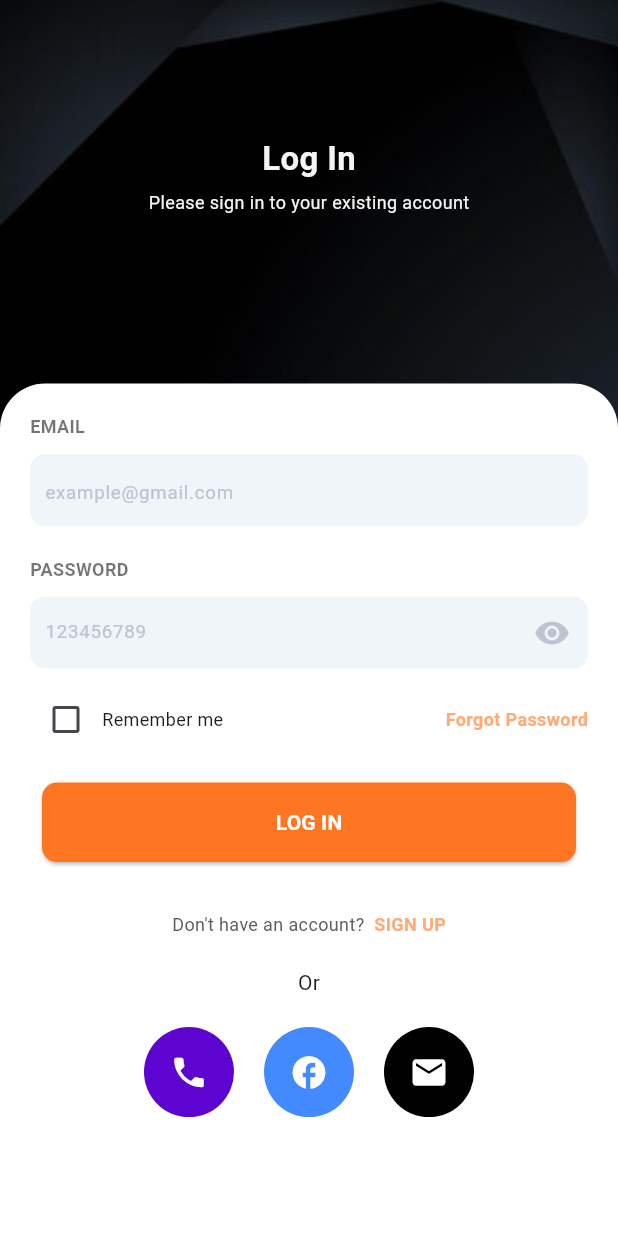
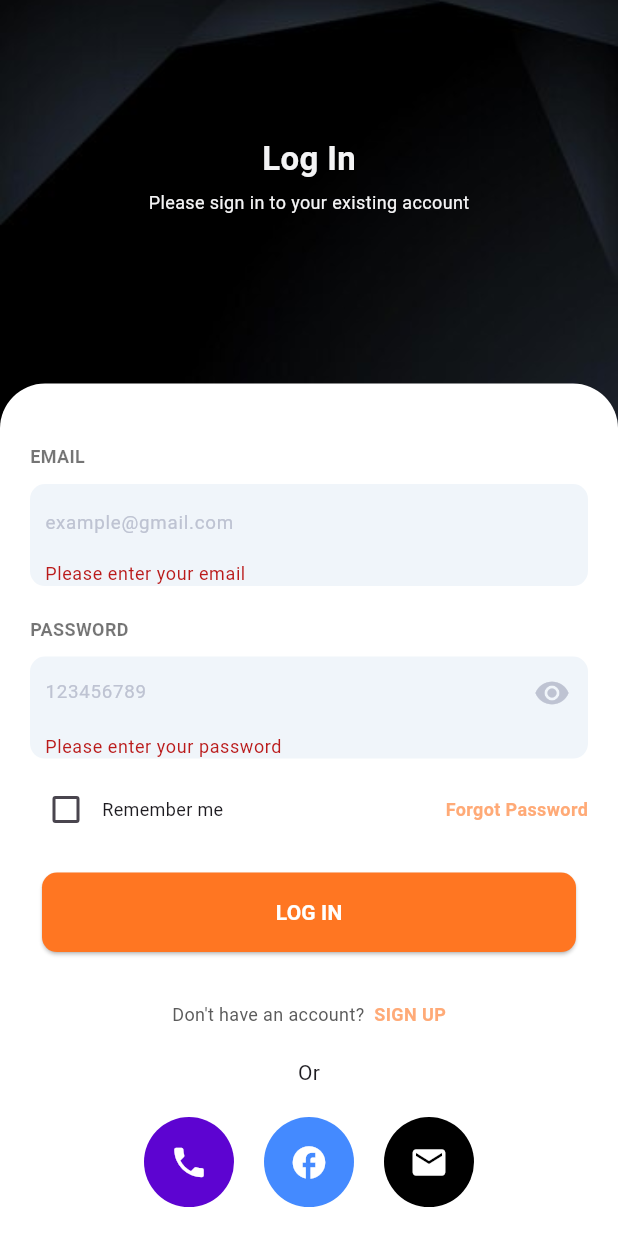
Before and after one commit to alkas930/food_application, a Flutter app: the Login screen opened directly, after a tap on "LOG IN", on a phone screen of 412 x 824 dp. Run offline on Flutter 3.47's test engine with Material 3 defaults, Android fonts, the phone set to English and light mode, and no system bars; our stand-ins replace firebase_auth, firebase_core, pinput; accounts and stored records are empty.

```diff
--- a/lib/main.dart
+++ b/lib/main.dart
@@ -23,7 +23,7 @@ class MyApp extends StatelessWidget {
         colorScheme: ColorScheme.fromSeed(seedColor: Colors.deepPurple),
         useMaterial3: true,
       ),
-      home: const Signup(),
+      home: const Forgotpassword(),
     );
   }
 }
--- a/lib/view/logIn.dart
+++ b/lib/view/logIn.dart
@@ -1,3 +1,4 @@
+import 'package:firebase_auth/firebase_auth.dart';
 import 'package:flutter/material.dart';
 
 class Login extends StatefulWidget {
@@ -8,31 +9,61 @@ class Login extends StatefulWidget {
 }
 
 class _LoginState extends State<Login> {
+  final _emailController = TextEditingController();
+  final _passwordController = TextEditingController();
+  final _formKey = GlobalKey<FormState>();
+  bool _isObscurePassword = true;
+  bool _isChecked = false;
+
+  void _togglePasswordVisibility() {
+    setState(() {
+      _isObscurePassword = !_isObscurePassword;
+    });
+  }
+
+  Future<void> _login() async {
+    if (_formKey.currentState?.validate() ?? false) {
+      try {
+        await FirebaseAuth.instance.signInWithEmailAndPassword(
+          email: _emailController.text.trim(),
+          password: _passwordController.text.trim(),
+        );
+        ScaffoldMessenger.of(context).showSnackBar(
+          const SnackBar(content: Text('Login Successful!')),
+        );
+      } catch (e) {
+        ScaffoldMessenger.of(context).showSnackBar(
+          SnackBar(content: Text('Error: ${e.toString()}')),
+        );
+      }
+    }
+  }
+
   @override
   Widget build(BuildContext context) {
     Size size = MediaQuery.of(context).size;
-    bool ischecked = false;
+
     return SafeArea(
       child: Scaffold(
-        resizeToAvoidBottomInset: false,
+        resizeToAvoidBottomInset: true,
         body: Stack(
           children: [
             // Background Image
-            Container(
-              height: size.height,
-              width: size.width,
+            Positioned.fill(
               child: Image.asset(
                 'assets/bg.jpg',
                 fit: BoxFit.cover,
               ),
             ),
-
-            Column(
+            // Upper Side Text
+            Positioned(
+              top: 90,
+              left: 20,
+              right: 20,
+              child: Column(
+                crossAxisAlignment: CrossAxisAlignment.center,
                 children: [
-                Padding(
-                  padding: const EdgeInsets.only(top: 90),
-                  child: Center(
-                    child: Text(
+                  Text(
                     "Log In",
                     style: TextStyle(
                       color: Color(0xfff4f4f5),
@@ -40,142 +71,161 @@ class _LoginState extends State<Login> {
                       fontWeight: FontWeight.bold,
                     ),
                   ),
-                  ),
-                ),
-                SizedBox(
-                  height: 5,
-                ),
-                Center(
-                  child: Text(
+                  SizedBox(height: 5),
+                  Text(
                     "Please sign in to your existing account",
                     style: TextStyle(color: Color(0xfff4f4f5), fontSize: 12),
                   ),
-                ),
-                Spacer(),
                 ],
               ),
-
+            ),
+            // Scrollable Form Container
             Align(
               alignment: Alignment.bottomCenter,
               child: Container(
                 height: size.height / 1.45,
                 width: size.width,
-                decoration: BoxDecoration(
+                decoration: const BoxDecoration(
                   color: Color(0xffffffff),
                   borderRadius: BorderRadius.only(
                     topLeft: Radius.circular(30),
                     topRight: Radius.circular(30),
                   ),
                 ),
-                child: Padding(
+                child: SingleChildScrollView(
                   padding: const EdgeInsets.all(20.0),
+                  child: Form(
+                    key: _formKey,
                     child: Column(
                       crossAxisAlignment: CrossAxisAlignment.start,
                       children: [
-                      Text(
+                        SizedBox(height: 20),
+                        const Text(
                           "EMAIL",
                           style: TextStyle(
                             color: Colors.black54,
                             fontSize: 12,
-                            fontWeight: FontWeight.bold),
+                            fontWeight: FontWeight.bold,
                           ),
-                      SizedBox(
-                        height: 10,
                         ),
+                        const SizedBox(height: 10),
                         Container(
                           decoration: BoxDecoration(
-                            color: Color(0xfff0f5fa),
-                            borderRadius: BorderRadius.circular(10)),
+                            color: const Color(0xfff0f5fa),
+                            borderRadius: BorderRadius.circular(10),
+                          ),
                           child: TextFormField(
-                          decoration: InputDecoration(
+                            controller: _emailController,
+                            keyboardType: TextInputType.emailAddress,
+                            validator: (value) {
+                              if (value == null || value.isEmpty) {
+                                return 'Please enter your email';
+                              } else if (!RegExp(
+                                      r"^[a-zA-Z0-9._%+-]+@[a-zA-Z0-9.-]+\.[a-zA-Z]{2,}$")
+                                  .hasMatch(value)) {
+                                return 'Please enter a valid email address';
+                              }
+                              return null;
+                            },
+                            decoration: const InputDecoration(
                               hintText: "example@gmail.com",
                               hintStyle: TextStyle(
-                                  color: Color(0xffbec3d2), fontSize: 12.5),
+                                color: Color(0xffbec3d2),
+                                fontSize: 12.5,
+                              ),
                               border: InputBorder.none,
-                              contentPadding: EdgeInsets.all(10)),
-                          keyboardType: TextInputType.emailAddress,
+                              contentPadding: EdgeInsets.all(10),
                             ),
                           ),
-                      SizedBox(
-                        height: 20,
                         ),
-                      Text(
+                        const SizedBox(height: 20),
+                        const Text(
                           "PASSWORD",
                           style: TextStyle(
                             color: Colors.black54,
                             fontSize: 12,
-                            fontWeight: FontWeight.bold),
+                            fontWeight: FontWeight.bold,
                           ),
-                      SizedBox(
-                        height: 10,
                         ),
+                        const SizedBox(height: 10),
                         Container(
                           decoration: BoxDecoration(
-                            color: Color(0xfff0f5fa),
-                            borderRadius: BorderRadius.circular(10)),
+                            color: const Color(0xfff0f5fa),
+                            borderRadius: BorderRadius.circular(10),
+                          ),
                           child: TextFormField(
+                            controller: _passwordController,
+                            obscureText: _isObscurePassword,
+                            validator: (value) {
+                              if (value == null || value.isEmpty) {
+                                return 'Please enter your password';
+                              }
+                              return null;
+                            },
                             decoration: InputDecoration(
                               hintText: "123456789",
-                              hintStyle: TextStyle(
-                                  color: Color(0xffbec3d2), fontSize: 12.5),
+                              hintStyle: const TextStyle(
+                                color: Color(0xffbec3d2),
+                                fontSize: 12.5,
+                              ),
                               border: InputBorder.none,
-                              contentPadding: EdgeInsets.all(10),
+                              contentPadding: const EdgeInsets.all(10),
                               suffixIcon: IconButton(
-                                onPressed: () {},
-                                icon: Icon(Icons.visibility),
-                                color: Color(0xffbec3d2),
-                              )),
-                          keyboardType: TextInputType.emailAddress,
+                                onPressed: _togglePasswordVisibility,
+                                icon: Icon(
+                                  _isObscurePassword
+                                      ? Icons.visibility
+                                      : Icons.visibility_off,
+                                  color: const Color(0xffbec3d2),
                                 ),
                               ),
-                      SizedBox(
-                        height: 10,
                             ),
+                          ),
+                        ),
+                        const SizedBox(height: 10),
                         Row(
                           children: [
                             Checkbox(
-                            value: ischecked,
+                              value: _isChecked,
                               onChanged: (bool? value) {
                                 setState(() {
-                                ischecked = value ?? true;
+                                  _isChecked = value ?? false;
                                 });
                               },
                             ),
-                          Text(
+                            const Text(
                               'Remember me',
                               style: TextStyle(fontSize: 12),
                             ),
-                          Spacer(),
+                            const Spacer(),
                             Text(
                               'Forgot Password',
                               style: TextStyle(
                                 fontWeight: FontWeight.bold,
                                 fontSize: 12,
-                                color: Color(0xffffaa77)),
+                                color: Color(0xffffaa77),
+                              ),
                             ),
                           ],
                         ),
-                      SizedBox(
-                        height: 10,
-                      ),
+                        const SizedBox(height: 10),
                         Padding(
                           padding: const EdgeInsets.all(8.0),
                           child: Container(
                             width: size.width,
                             height: 53,
                             child: ElevatedButton(
-                            onPressed: () {
-                              print('Button pressed!');
-                            },
-                            child: Text(
+                              onPressed: _login,
+                              child: const Text(
                                 'LOG IN',
                                 style: TextStyle(
                                   color: Colors.white,
                                   fontSize: 14,
-                                  fontWeight: FontWeight.bold),
+                                  fontWeight: FontWeight.bold,
+                                ),
                               ),
                               style: ElevatedButton.styleFrom(
-                              backgroundColor: Color(0xffff7622),
+                                backgroundColor: const Color(0xffff7622),
                                 shape: RoundedRectangleBorder(
                                   borderRadius: BorderRadius.circular(10),
                                 ),
@@ -183,16 +233,14 @@ class _LoginState extends State<Login> {
                             ),
                           ),
                         ),
-                      SizedBox(
-                        height: 25,
-                      ),
+                        const SizedBox(height: 25),
                         Row(
                           mainAxisAlignment: MainAxisAlignment.center,
                           children: [
-                          Text(
+                            const Text(
                               "Don't have an account?",
                               style: TextStyle(
-                              color: const Color.fromARGB(221, 66, 66, 66),
+                                color: Color.fromARGB(221, 66, 66, 66),
                                 fontSize: 12,
                               ),
                             ),
@@ -201,17 +249,14 @@ class _LoginState extends State<Login> {
                               style: TextStyle(
                                 fontWeight: FontWeight.bold,
                                 fontSize: 12,
-                                color: Color(0xffffaa77)),
+                                color: Color(0xffffaa77),
+                              ),
                             ),
                           ],
                         ),
-                      SizedBox(
-                        height: 20,
-                      ),
-                      Center(child: Text("Or")),
-                      SizedBox(
-                        height: 20,
-                      ),
+                        const SizedBox(height: 20),
+                        const Center(child: Text("Or")),
+                        const SizedBox(height: 20),
                         Row(
                           mainAxisAlignment: MainAxisAlignment.center,
                           children: [
@@ -219,35 +264,36 @@ class _LoginState extends State<Login> {
                               backgroundColor:
                                   const Color.fromARGB(255, 93, 4, 209),
                               radius: 30,
-                            child: Icon(
+                              child: const Icon(
                                 Icons.phone,
                                 color: Colors.white,
                                 size: 26,
                               ),
                             ),
-                          SizedBox(width: 20),
+                            const SizedBox(width: 20),
                             CircleAvatar(
                               backgroundColor: Colors.blueAccent,
                               radius: 30,
-                            child: Icon(
+                              child: const Icon(
                                 Icons.facebook,
                                 color: Colors.white,
                                 size: 26,
                               ),
                             ),
-                          SizedBox(width: 20),
+                            const SizedBox(width: 20),
                             CircleAvatar(
                               backgroundColor: Colors.black,
                               radius: 30,
-                            child: Icon(
+                              child: const Icon(
                                 Icons.email,
                                 color: Colors.white,
                                 size: 26,
                               ),
                             ),
                           ],
-                      )
+                        ),
                       ],
+                    ),
                   ),
                 ),
               ),
```
Also changed, not shown: lib/view/forgotPassword.dart (+53 -22 lines), lib/view/signUp.dart (+24 -24 lines). Lines whose indentation alone changed are shown as unchanged.
